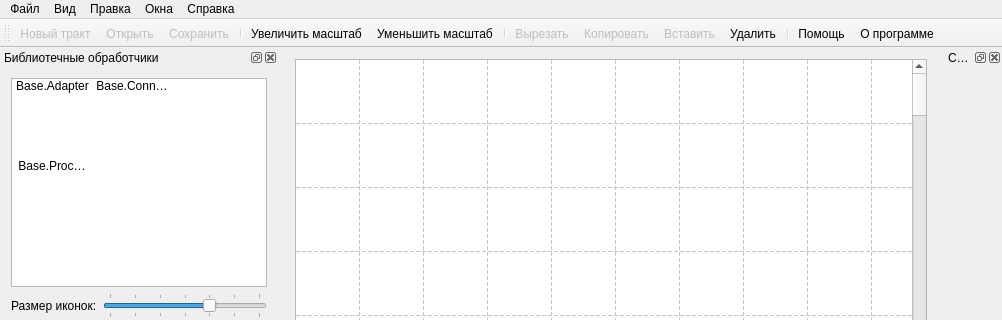
Above: mainwindow.ui from k06a/RitM before the change; both pictures show x 0 to 1002 and y 0 to 320 of the 1002 by 637 pixel window. Below: the same form after it.
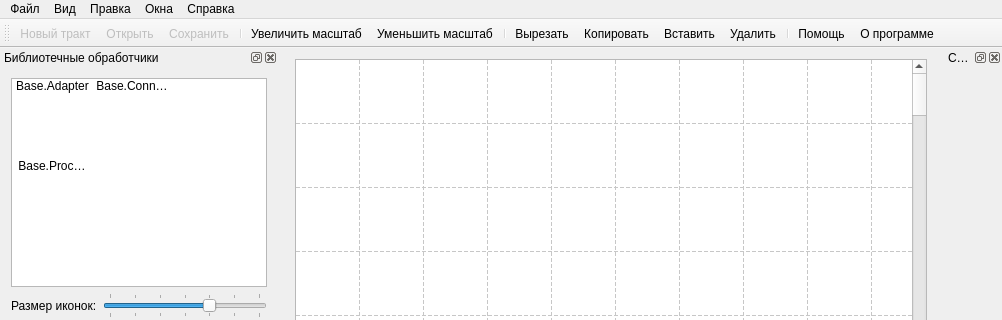
That is the form after the change. Icons and pictures are not drawn. Custom widgets are drawn as their Qt base class.

What changed in the file:
```diff
--- a/mainwindow.ui
+++ b/mainwindow.ui
@@ -749,7 +749,7 @@
   </action>
   <action name="action_cut">
    <property name="enabled">
-    <bool>false</bool>
+    <bool>true</bool>
    </property>
    <property name="icon">
     <iconset resource="res.qrc">
@@ -764,7 +764,7 @@
   </action>
   <action name="action_paste">
    <property name="enabled">
-    <bool>false</bool>
+    <bool>true</bool>
    </property>
    <property name="icon">
     <iconset resource="res.qrc">
@@ -779,7 +779,7 @@
   </action>
   <action name="action_copy">
    <property name="enabled">
-    <bool>false</bool>
+    <bool>true</bool>
    </property>
    <property name="icon">
     <iconset resource="res.qrc">
```
